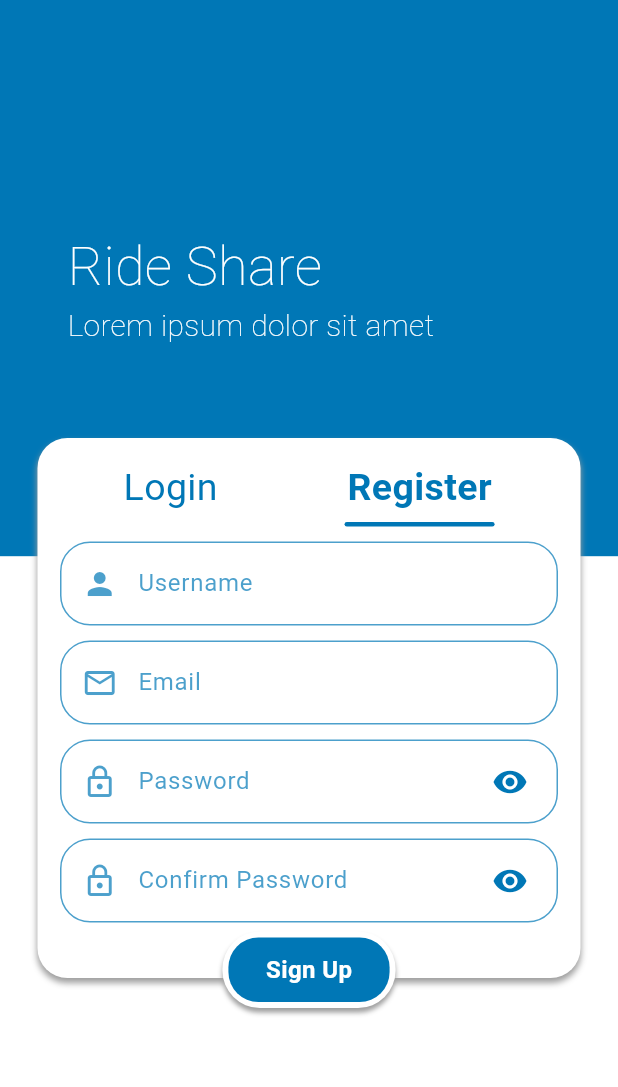
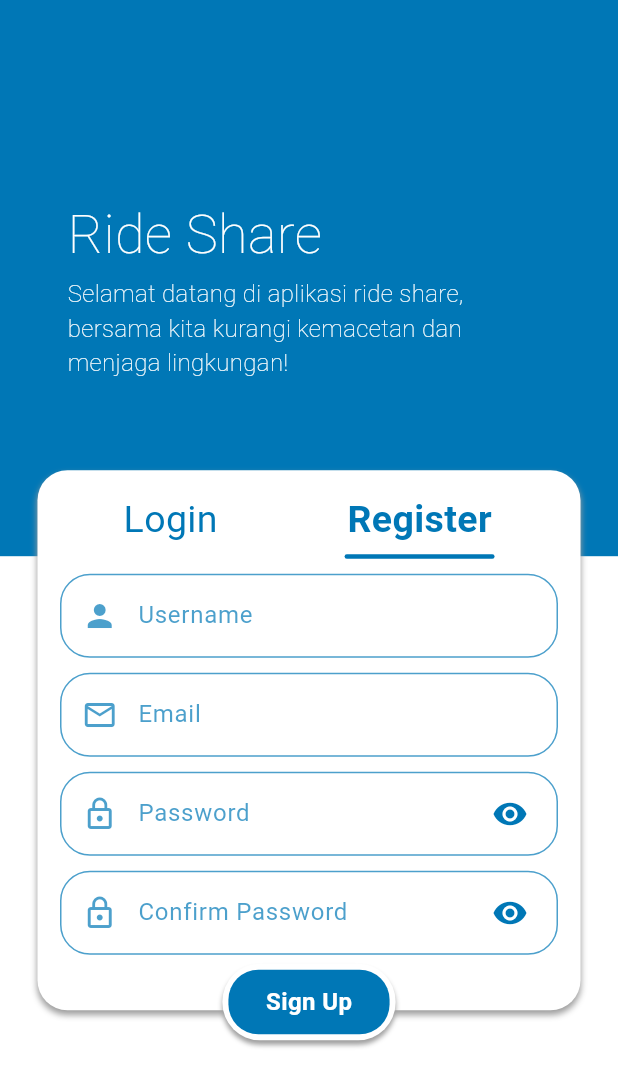
Before and after one commit to ihsanGhoziZulfikar/RideShare, a Flutter app: the screen it shows after launch, after a tap on "Register", on a phone screen of 412 x 824 dp. Shown: the top 1087 px of the screen. Run offline on Flutter 3.47's test engine with Material 3 defaults, Android fonts, the phone set to English and light mode, and no system bars; our stand-ins replace cloud_firestore, firebase_auth, firebase_core, geocoding, google_maps_flutter, location; missing offline and left inert: flutter_polyline_points, iconify_flutter; accounts and stored records are empty.

Commit message:
fixing profile page, update login & register page, and update icon on navigation bar

```diff
--- a/lib/components/my_navigation_bar.dart
+++ b/lib/components/my_navigation_bar.dart
@@ -53,7 +53,7 @@ class _MyNavigationBarState extends State<MyNavigationBar> {
             items: [
               BottomNavigationBarItem(
                 icon: Iconify(
-                  '<svg xmlns="http://www.w3.org/2000/svg" width="1rem" height="1rem" viewBox="0 0 24 24"><g fill="none" stroke="white" stroke-linecap="round" stroke-linejoin="round" stroke-width="2.5" color="white"><path d="M7.998 16h4m-4-5h8M7.5 3.5c-1.556.047-2.483.22-3.125.862c-.879.88-.879 2.295-.879 5.126v6.506c0 2.832 0 4.247.879 5.127C5.253 22 6.668 22 9.496 22h5c2.829 0 4.243 0 5.121-.88c.88-.879.88-2.294.88-5.126V9.488c0-2.83 0-4.246-.88-5.126c-.641-.642-1.569-.815-3.125-.862"/><path d="M7.496 3.75c0-.966.784-1.75 1.75-1.75h5.5a1.75 1.75 0 1 1 0 3.5h-5.5a1.75 1.75 0 0 1-1.75-1.75"/></g></svg>',
+                  '<svg xmlns="http://www.w3.org/2000/svg" width="1rem" height="1rem" viewBox="0 0 24 24"><path fill="white" fill-rule="evenodd" d="m13.629 20.472l-.542.916c-.483.816-1.69.816-2.174 0l-.542-.916c-.42-.71-.63-1.066-.968-1.262c-.338-.197-.763-.204-1.613-.219c-1.256-.021-2.043-.098-2.703-.372a5 5 0 0 1-2.706-2.706C2 14.995 2 13.83 2 11.5v-1c0-3.273 0-4.91.737-6.112a5 5 0 0 1 1.65-1.651C5.59 2 7.228 2 10.5 2h3c3.273 0 4.91 0 6.113.737a5 5 0 0 1 1.65 1.65C22 5.59 22 7.228 22 10.5v1c0 2.33 0 3.495-.38 4.413a5 5 0 0 1-2.707 2.706c-.66.274-1.447.35-2.703.372c-.85.015-1.275.022-1.613.219c-.338.196-.548.551-.968 1.262M8 11.75a.75.75 0 0 0 0 1.5h5.5a.75.75 0 0 0 0-1.5zM7.25 9A.75.75 0 0 1 8 8.25h8a.75.75 0 0 1 0 1.5H8A.75.75 0 0 1 7.25 9" clip-rule="evenodd"/></svg>',
                   size: 35,
                 ),
                 label: 'Driver',
--- a/lib/pages/home_page.dart
+++ b/lib/pages/home_page.dart
@@ -156,7 +156,8 @@ class _HomePageState extends State<HomePage> {
                                                   Map<String, dynamic>? user =
                                                       snapshot.data!.data();
                                                   return Text(
-                                                    user!['username'] ??
+                                                    "Hi, " +
+                                                            user!['username'] ??
                                                         'Username not available',
                                                     style: TextStyle(
                                                       fontSize: 19,
--- a/lib/pages/login_page.dart
+++ b/lib/pages/login_page.dart
@@ -39,7 +39,9 @@ class _LoginPageState extends State<LoginPage> {
     try {
       // await FirebaseAuth.instance.signInWithEmailAndPassword(
       //     email: emailController.text, password: passwordController.text);
-      UserCredential userCredential = await _authService.signInWithEmailPassword(emailController.text, passwordController.text);
+      UserCredential userCredential =
+          await _authService.signInWithEmailPassword(
+              emailController.text, passwordController.text);
       // pop loading
       if (context.mounted) Navigator.pop(context);
     } catch (e) {
@@ -112,10 +114,13 @@ class _LoginPageState extends State<LoginPage> {
                               fontWeight: FontWeight.w200,
                             ),
                           ),
+                          SizedBox(
+                            height: 3,
+                          ),
                           Text(
-                            'Lorem ipsum dolor sit amet',
+                            'Selamat datang di aplikasi ride share,\nbersama kita kurangi kemacetan dan\nmenjaga lingkungan!',
                             style: TextStyle(
-                              fontSize: 20,
+                              fontSize: 16,
                               color: Colors.white,
                               fontWeight: FontWeight.w100,
                             ),
@@ -145,7 +150,8 @@ class _LoginPageState extends State<LoginPage> {
                               color: Colors.grey,
                               spreadRadius: 0,
                               blurRadius: 3,
-                              offset: Offset(0, 3), // changes position of shadow
+                              offset:
+                                  Offset(0, 3), // changes position of shadow
                             ),
                           ],
                         ),
@@ -161,7 +167,9 @@ class _LoginPageState extends State<LoginPage> {
                                   children: [
                                     Text('Login',
                                         style: TextStyle(
-                                          color: Theme.of(context).colorScheme.primary,
+                                          color: Theme.of(context)
+                                              .colorScheme
+                                              .primary,
                                           fontSize: 25,
                                           fontWeight: FontWeight.w600,
                                         )),
@@ -173,7 +181,9 @@ class _LoginPageState extends State<LoginPage> {
                                       width: 100.0,
                                       // color: Theme.of(context).colorScheme.background,
                                       decoration: BoxDecoration(
-                                        color: Theme.of(context).colorScheme.primary,
+                                        color: Theme.of(context)
+                                            .colorScheme
+                                            .primary,
                                         borderRadius: BorderRadius.all(
                                           Radius.circular(10.0),
                                         ),
@@ -186,7 +196,8 @@ class _LoginPageState extends State<LoginPage> {
                                   child: Text(
                                     'Register',
                                     style: TextStyle(
-                                      color: Theme.of(context).colorScheme.primary,
+                                      color:
+                                          Theme.of(context).colorScheme.primary,
                                       fontSize: 25,
                                     ),
                                   ),
@@ -221,12 +232,17 @@ class _LoginPageState extends State<LoginPage> {
                                 Row(
                                   children: [
                                     IconButton(
-                                      constraints: const BoxConstraints(minWidth: 30, maxWidth: 30),
+                                      constraints: const BoxConstraints(
+                                          minWidth: 30, maxWidth: 30),
                                       color: Colors.black,
                                       icon: Icon(
-                                        rememberMe ? Icons.check_box : Icons.check_box_outline_blank,
+                                        rememberMe
+                                            ? Icons.check_box
+                                            : Icons.check_box_outline_blank,
                                         size: 18.0,
-                                        color: Theme.of(context).colorScheme.primary,
+                                        color: Theme.of(context)
+                                            .colorScheme
+                                            .primary,
                                       ),
                                       onPressed: () {
                                         setState(() {
@@ -237,7 +253,9 @@ class _LoginPageState extends State<LoginPage> {
                                     Text(
                                       'Remember me',
                                       style: TextStyle(
-                                        color: Theme.of(context).colorScheme.primary,
+                                        color: Theme.of(context)
+                                            .colorScheme
+                                            .primary,
                                         fontSize: 12,
                                       ),
                                     ),
@@ -246,7 +264,8 @@ class _LoginPageState extends State<LoginPage> {
                                 Text(
                                   'Forgot Password',
                                   style: TextStyle(
-                                    color: Theme.of(context).colorScheme.primary,
+                                    color:
+                                        Theme.of(context).colorScheme.primary,
                                     fontSize: 12,
                                   ),
                                 ),
@@ -269,7 +288,8 @@ class _LoginPageState extends State<LoginPage> {
                                       color: Colors.grey,
                                       spreadRadius: 0,
                                       blurRadius: 2,
-                                      offset: Offset(0, 3), // changes position of shadow
+                                      offset: Offset(
+                                          0, 3), // changes position of shadow
                                     ),
                                   ],
                                 ),
--- a/lib/pages/register_page.dart
+++ b/lib/pages/register_page.dart
@@ -153,10 +153,13 @@ class _RegisterPageState extends State<RegisterPage> {
                               fontWeight: FontWeight.w200,
                             ),
                           ),
+                          SizedBox(
+                            height: 3,
+                          ),
                           Text(
-                            'Lorem ipsum dolor sit amet',
+                            'Selamat datang di aplikasi ride share,\nbersama kita kurangi kemacetan dan\nmenjaga lingkungan!',
                             style: TextStyle(
-                              fontSize: 20,
+                              fontSize: 16,
                               color: Colors.white,
                               fontWeight: FontWeight.w100,
                             ),
```
Also changed, not shown: lib/pages/profile_page.dart (+4 -4 lines).
